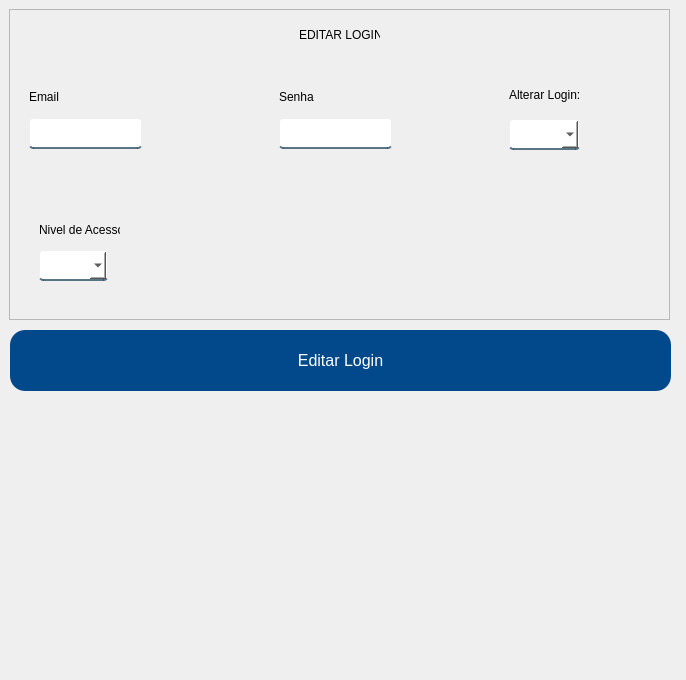
Old version of the form App/view/ui/editarLogin.ui in the repository Senac-SOR-ADS/Mapa-de-Sala.
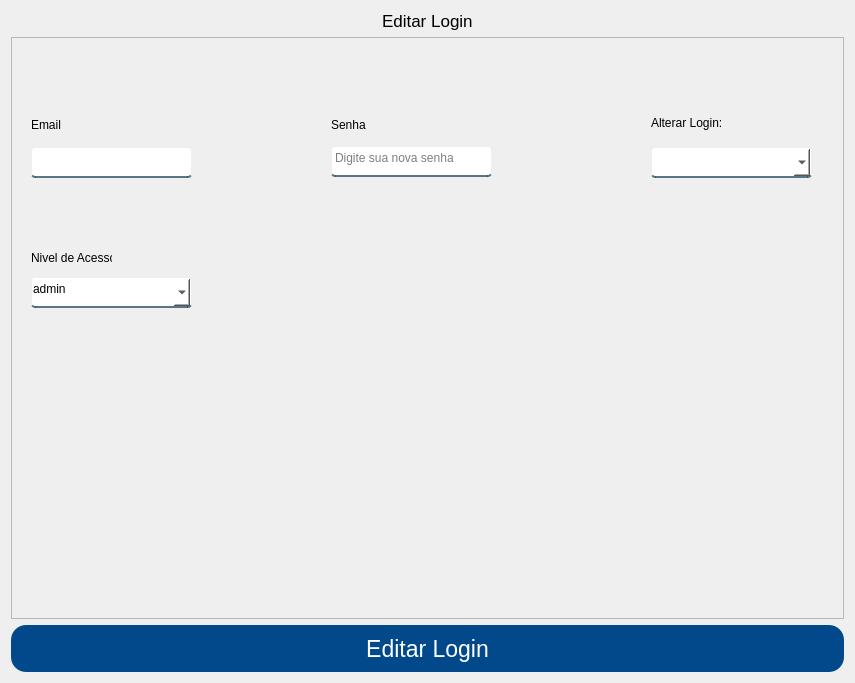
New version of the form.

What changed in the file:
```diff
--- a/App/view/ui/editarLogin.ui
+++ b/App/view/ui/editarLogin.ui
@@ -6,7 +6,7 @@
    <rect>
     <x>0</x>
     <y>0</y>
-    <width>686</width>
+    <width>851</width>
     <height>680</height>
    </rect>
   </property>
@@ -38,14 +38,32 @@
 	color: red;
 }</string>
   </property>
+  <layout class="QVBoxLayout" name="verticalLayout">
+   <item alignment="Qt::AlignHCenter|Qt::AlignTop">
+    <widget class="QLabel" name="label_4">
+     <property name="font">
+      <font>
+       <pointsize>13</pointsize>
+      </font>
+     </property>
+     <property name="text">
+      <string>Editar Login</string>
+     </property>
+    </widget>
+   </item>
+   <item alignment="Qt::AlignHCenter">
   <widget class="QFrame" name="frame_2">
-   <property name="geometry">
-    <rect>
-     <x>9</x>
-     <y>9</y>
-     <width>661</width>
-     <height>311</height>
-    </rect>
+     <property name="sizePolicy">
+      <sizepolicy hsizetype="Preferred" vsizetype="Expanding">
+       <horstretch>0</horstretch>
+       <verstretch>0</verstretch>
+      </sizepolicy>
+     </property>
+     <property name="minimumSize">
+      <size>
+       <width>833</width>
+       <height>582</height>
+      </size>
    </property>
    <property name="frameShape">
     <enum>QFrame::StyledPanel</enum>
@@ -57,8 +75,8 @@
     <property name="geometry">
      <rect>
       <x>20</x>
-      <y>109</y>
-      <width>113</width>
+        <y>110</y>
+        <width>161</width>
       <height>31</height>
      </rect>
     </property>
@@ -66,19 +84,25 @@
    <widget class="QLineEdit" name="senha">
     <property name="geometry">
      <rect>
-      <x>270</x>
+        <x>320</x>
       <y>109</y>
-      <width>113</width>
+        <width>161</width>
       <height>31</height>
      </rect>
     </property>
+      <property name="text">
+       <string/>
+      </property>
+      <property name="placeholderText">
+       <string>Digite sua nova senha</string>
+      </property>
    </widget>
    <widget class="QComboBox" name="nivelAcesso">
     <property name="geometry">
      <rect>
-      <x>30</x>
-      <y>241</y>
-      <width>69</width>
+        <x>20</x>
+        <y>240</y>
+        <width>161</width>
       <height>31</height>
      </rect>
     </property>
@@ -88,6 +112,16 @@
     <property name="editable">
      <bool>false</bool>
     </property>
+      <item>
+       <property name="text">
+        <string>admin</string>
+       </property>
+      </item>
+      <item>
+       <property name="text">
+        <string>user</string>
+       </property>
+      </item>
    </widget>
    <widget class="QLabel" name="label">
     <property name="geometry">
@@ -105,7 +139,7 @@
    <widget class="QLabel" name="label_2">
     <property name="geometry">
      <rect>
-      <x>270</x>
+        <x>320</x>
       <y>80</y>
       <width>41</width>
       <height>16</height>
@@ -118,7 +152,7 @@
    <widget class="QLabel" name="label_3">
     <property name="geometry">
      <rect>
-      <x>30</x>
+        <x>20</x>
       <y>210</y>
       <width>81</width>
       <height>21</height>
@@ -128,25 +162,12 @@
      <string>Nivel de Acesso</string>
     </property>
    </widget>
-   <widget class="QLabel" name="label_4">
-    <property name="geometry">
-     <rect>
-      <x>290</x>
-      <y>10</y>
-      <width>81</width>
-      <height>31</height>
-     </rect>
-    </property>
-    <property name="text">
-     <string>EDITAR LOGIN</string>
-    </property>
-   </widget>
    <widget class="QComboBox" name="alterarLogin">
     <property name="geometry">
      <rect>
-      <x>500</x>
+        <x>640</x>
       <y>110</y>
-      <width>71</width>
+        <width>161</width>
       <height>31</height>
      </rect>
     </property>
@@ -157,7 +178,7 @@
    <widget class="QLabel" name="label_5">
     <property name="geometry">
      <rect>
-      <x>500</x>
+        <x>640</x>
       <y>78</y>
       <width>71</width>
       <height>16</height>
@@ -168,18 +189,18 @@
     </property>
    </widget>
   </widget>
+   </item>
+   <item>
   <widget class="QPushButton" name="btnEditarLogin">
-   <property name="geometry">
-    <rect>
-     <x>10</x>
-     <y>330</y>
-     <width>661</width>
-     <height>61</height>
-    </rect>
+     <property name="minimumSize">
+      <size>
+       <width>762</width>
+       <height>47</height>
+      </size>
    </property>
    <property name="font">
     <font>
-     <pointsize>12</pointsize>
+       <pointsize>17</pointsize>
     </font>
    </property>
    <property name="cursor">
@@ -189,6 +210,8 @@
     <string>Editar Login</string>
    </property>
   </widget>
+   </item>
+  </layout>
  </widget>
  <tabstops>
   <tabstop>email</tabstop>
```
Lines whose indentation alone changed are shown as unchanged.
